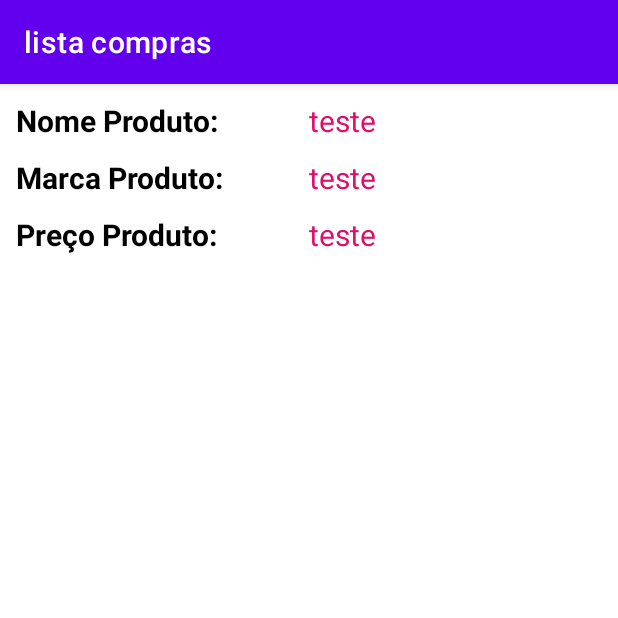
After one commit to eumagnun/app_android_lista_compras, an Android app: the VisualizarActivity screen opened directly, with no data from a screen before it, on a phone screen of 412 x 824 dp, the top half of it. The commit adds this screen. Run offline under Robolectric (Android 15) with nearby library versions, the phone set to English and light mode, and no system bars; 4 statements that could not run were skipped.

Commit message:
Update 11/04/2022

```diff
--- a/3sit/listacompras/app/src/main/AndroidManifest.xml
+++ b/3sit/listacompras/app/src/main/AndroidManifest.xml
@@ -9,6 +9,7 @@
         android:roundIcon="@mipmap/ic_launcher_round"
         android:supportsRtl="true"
         android:theme="@style/Theme.ListaCompras">
+        <activity android:name=".VisualizarActivity"></activity>
         <activity android:name=".ListaActivity">
             <intent-filter>
                 <action android:name="android.intent.action.MAIN" />
@@ -16,9 +17,7 @@
                 <category android:name="android.intent.category.LAUNCHER" />
             </intent-filter>
         </activity>
-        <activity android:name=".CadastroActivity">
-
-        </activity>
+        <activity android:name=".CadastroActivity"></activity>
     </application>
 
 </manifest>
--- a/3sit/listacompras/app/src/main/java/br/com/danielamaral/listacompras/ListaActivity.kt
+++ b/3sit/listacompras/app/src/main/java/br/com/danielamaral/listacompras/ListaActivity.kt
@@ -10,7 +10,7 @@ import br.com.danielamaral.listacompras.adapter.ItemAdapter
 import br.com.danielamaral.listacompras.model.Produto
 import com.google.android.material.floatingactionbutton.FloatingActionButton
 
-class ListaActivity : AppCompatActivity() {
+class ListaActivity : AppCompatActivity(), ItemAdapter.OnProdutoClickListener {
 
     override fun onCreate(savedInstanceState: Bundle?) {
         super.onCreate(savedInstanceState)
@@ -21,7 +21,7 @@ class ListaActivity : AppCompatActivity() {
         val rvListaCompras:RecyclerView  = findViewById(R.id.rvListaCompras)
         rvListaCompras.layoutManager = LinearLayoutManager(this)
 
-        rvListaCompras.adapter = ItemAdapter(Database.listaCompras)
+        rvListaCompras.adapter = ItemAdapter(Database.listaCompras, this)
 
         val fabCadastrarProduto:FloatingActionButton = findViewById(R.id.fabCadastraProduto)
         fabCadastrarProduto.setOnClickListener {
@@ -29,4 +29,10 @@ class ListaActivity : AppCompatActivity() {
             startActivity(intent)
         }
     }
+
+    override fun onProdutoClick(produtoClicado: Int) {
+        val intent  =Intent(this, VisualizarActivity::class.java)
+        intent.putExtra("produtoSelecionado",Database.listaCompras[produtoClicado])
+        startActivity(intent)
+    }
 }
--- /dev/null
+++ b/3sit/listacompras/app/src/main/java/br/com/danielamaral/listacompras/VisualizarActivity.kt
@@ -0,0 +1,27 @@
+package br.com.danielamaral.listacompras
+
+import androidx.appcompat.app.AppCompatActivity
+import android.os.Bundle
+import android.widget.TextView
+import br.com.danielamaral.listacompras.model.Produto
+
+class VisualizarActivity : AppCompatActivity() {
+
+    private lateinit var produtoSelecionado: Produto
+
+    override fun onCreate(savedInstanceState: Bundle?) {
+        super.onCreate(savedInstanceState)
+        setContentView(R.layout.activity_visualizar)
+
+        produtoSelecionado = intent.getSerializableExtra("produtoSelecionado") as Produto
+
+        val tvNome:TextView = findViewById(R.id.tvNome)
+        val tvMarca:TextView = findViewById(R.id.tvMarca)
+        val tvPreco:TextView = findViewById(R.id.tvPreco)
+
+        tvNome.text = produtoSelecionado.nome
+        tvMarca.text = produtoSelecionado.marca
+        tvPreco.text = produtoSelecionado.preco.toString()
+
+    }
+}
--- a/3sit/listacompras/app/src/main/java/br/com/danielamaral/listacompras/adapter/ItemAdapter.kt
+++ b/3sit/listacompras/app/src/main/java/br/com/danielamaral/listacompras/adapter/ItemAdapter.kt
@@ -4,22 +4,33 @@ import android.view.LayoutInflater
 import android.view.View
 import android.view.ViewGroup
 import android.widget.TextView
+import androidx.cardview.widget.CardView
 import androidx.recyclerview.widget.RecyclerView
 import br.com.danielamaral.listacompras.R
 import br.com.danielamaral.listacompras.model.Produto
 
-class ItemAdapter(val dados:List<Produto>):RecyclerView.Adapter<ItemAdapter.ItemViewHolder>() {
+class ItemAdapter(val dados:List<Produto>, val onProdutoClickListener:OnProdutoClickListener):RecyclerView.Adapter<ItemAdapter.ItemViewHolder>() {
 
-    class  ItemViewHolder(view: View):RecyclerView.ViewHolder(view){
+    class  ItemViewHolder(view: View,val onProdutoClickListener:OnProdutoClickListener)
+        :RecyclerView.ViewHolder(view),View.OnClickListener{
         val tvItemNome:TextView = view.findViewById(R.id.tvItemNome)
         val tvItemMarca:TextView = view.findViewById(R.id.tvItemMarca)
         val tvItemPreco:TextView = view.findViewById(R.id.tvItemPreco)
+        val cvItemLista:CardView = view.findViewById(R.id.cvItemLista)
+
+        init{
+            cvItemLista.setOnClickListener(this)
+        }
+
+        override fun onClick(v: View?) {
+            onProdutoClickListener.onProdutoClick(adapterPosition)
+        }
     }
 
     override fun onCreateViewHolder(parent: ViewGroup, viewType: Int): ItemViewHolder {
         val adapterLayout = LayoutInflater.from(parent.context)
             .inflate(R.layout.item_lista,parent,false)
-        return ItemViewHolder(adapterLayout)
+        return ItemViewHolder(adapterLayout,onProdutoClickListener)
     }
 
     override fun onBindViewHolder(holder: ItemViewHolder, position: Int) {
@@ -32,4 +43,8 @@ class ItemAdapter(val dados:List<Produto>):RecyclerView.Adapter<ItemAdapter.Item
     override fun getItemCount(): Int {
         return dados.size
     }
+
+    interface OnProdutoClickListener{
+        fun onProdutoClick(produtoClicado:Int)
+    }
 }
--- a/3sit/listacompras/app/src/main/java/br/com/danielamaral/listacompras/model/Produto.kt
+++ b/3sit/listacompras/app/src/main/java/br/com/danielamaral/listacompras/model/Produto.kt
@@ -1,7 +1,9 @@
 package br.com.danielamaral.listacompras.model
+
+import java.io.Serializable
 
 data class Produto(
     val nome: String,
     val marca: String,
     val preco: Double
-)
+):Serializable
--- /dev/null
+++ b/3sit/listacompras/app/src/main/res/layout/activity_visualizar.xml
@@ -0,0 +1,100 @@
+<?xml version="1.0" encoding="utf-8"?>
+
+    <androidx.constraintlayout.widget.ConstraintLayout
+        xmlns:android="http://schemas.android.com/apk/res/android"
+        xmlns:app="http://schemas.android.com/apk/res-auto"
+        xmlns:tools="http://schemas.android.com/tools"
+        android:layout_width="match_parent"
+        android:layout_height="match_parent"
+        tools:context=".CadastroActivity">
+
+        <LinearLayout
+            android:id="@+id/llItem"
+            android:layout_width="0dp"
+            android:layout_height="wrap_content"
+            android:layout_margin="5dp"
+            android:orientation="vertical"
+            app:layout_constraintEnd_toEndOf="parent"
+            app:layout_constraintStart_toStartOf="parent"
+            app:layout_constraintTop_toTopOf="parent">
+
+            <LinearLayout
+                android:layout_width="match_parent"
+                android:layout_height="wrap_content"
+                android:layout_margin="5dp"
+                android:orientation="horizontal">
+
+                <TextView
+                    android:layout_width="match_parent"
+                    android:layout_height="wrap_content"
+                    android:layout_weight="0.1"
+                    android:text="@string/nome_produto"
+                    android:textColor="@color/black"
+                    android:textSize="20sp"
+                    android:textStyle="bold" />
+
+                <TextView
+                    android:id="@+id/tvNome"
+                    android:layout_width="match_parent"
+                    android:layout_height="wrap_content"
+                    android:layout_weight="0.1"
+                    android:text="teste"
+                    android:textColor="@color/colorPrimary"
+                    android:textSize="20sp" />
+
+            </LinearLayout>
+
+            <LinearLayout
+                android:layout_width="match_parent"
+                android:layout_height="wrap_content"
+                android:layout_margin="5dp"
+                android:orientation="horizontal">
+
+                <TextView
+                    android:layout_width="match_parent"
+                    android:layout_height="wrap_content"
+                    android:layout_weight="0.1"
+                    android:text="Marca Produto: "
+                    android:textColor="@color/black"
+                    android:textSize="20sp"
+                    android:textStyle="bold" />
+
+                <TextView
+                    android:id="@+id/tvMarca"
+                    android:layout_width="match_parent"
+                    android:layout_height="wrap_content"
+                    android:layout_weight="0.1"
+                    android:text="teste"
+                    android:textColor="@color/colorPrimary"
+
+                    android:textSize="20sp" />
+            </LinearLayout>
+
+            <LinearLayout
+                android:layout_width="match_parent"
+                android:layout_height="wrap_content"
+                android:layout_margin="5dp"
+                android:orientation="horizontal">
+
+                <TextView
+                    android:layout_width="match_parent"
+                    android:layout_height="wrap_content"
+                    android:layout_weight="0.1"
+                    android:text="Preço Produto: "
+                    android:textColor="@color/black"
+                    android:textSize="20sp"
+                    android:textStyle="bold" />
+
+                <TextView
+                    android:id="@+id/tvPreco"
+                    android:layout_width="match_parent"
+                    android:layout_height="wrap_content"
+                    android:layout_weight="0.1"
+                    android:text="teste"
+                    android:textColor="@color/colorPrimary"
+                    android:textSize="20sp" />
+            </LinearLayout>
+
+
+        </LinearLayout>
+    </androidx.constraintlayout.widget.ConstraintLayout>
--- a/3sit/listacompras/app/src/main/res/layout/item_lista.xml
+++ b/3sit/listacompras/app/src/main/res/layout/item_lista.xml
@@ -1,6 +1,7 @@
 <?xml version="1.0" encoding="utf-8"?>
 
 <androidx.cardview.widget.CardView xmlns:android="http://schemas.android.com/apk/res/android"
+    android:id="@+id/cvItemLista"
     android:layout_width="match_parent"
     android:layout_height="wrap_content"
     android:layout_margin="5dp"
--- a/3sit/listacompras/app/src/main/res/values/strings.xml
+++ b/3sit/listacompras/app/src/main/res/values/strings.xml
@@ -1,3 +1,4 @@
 <resources>
     <string name="app_name">lista compras</string>
+    <string name="nome_produto">Nome Produto:</string>
 </resources>
```
